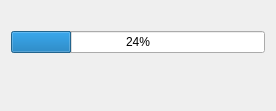
This is src/librssguard/gui/dialogs/formprogressworker.ui in martinrotter/rssguard as Qt 5 draws it before an edit. The edited form follows.
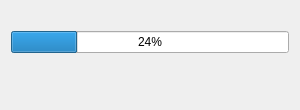
This is the edited form.

Commit message: reddit cmnts fetching in worker dialog

What changed in the file:
```diff
--- a/src/librssguard/gui/dialogs/formprogressworker.ui
+++ b/src/librssguard/gui/dialogs/formprogressworker.ui
@@ -6,8 +6,8 @@
    <rect>
     <x>0</x>
     <y>0</y>
-    <width>276</width>
-    <height>111</height>
+    <width>300</width>
+    <height>110</height>
    </rect>
   </property>
   <property name="windowTitle">
@@ -16,6 +16,12 @@
   <layout class="QVBoxLayout" name="verticalLayout">
    <item>
     <widget class="QLabel" name="m_lbl">
+     <property name="sizePolicy">
+      <sizepolicy hsizetype="Preferred" vsizetype="Minimum">
+       <horstretch>0</horstretch>
+       <verstretch>0</verstretch>
+      </sizepolicy>
+     </property>
      <property name="alignment">
       <set>Qt::AlignmentFlag::AlignLeading|Qt::AlignmentFlag::AlignLeft|Qt::AlignmentFlag::AlignTop</set>
      </property>
```
The commit also changes 2 other files.
